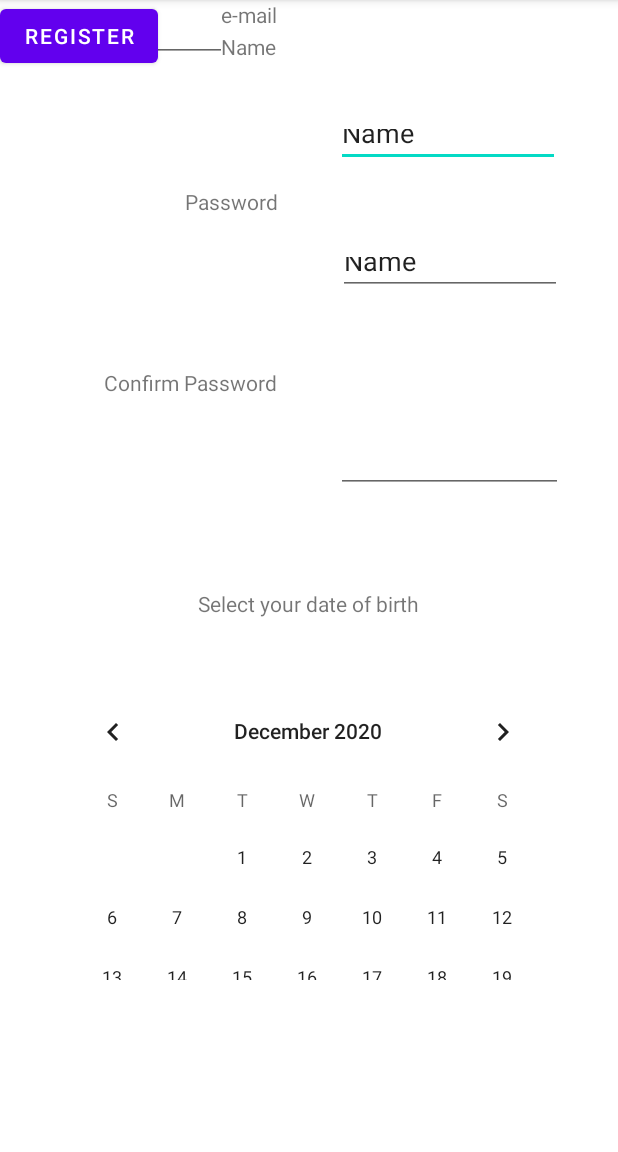
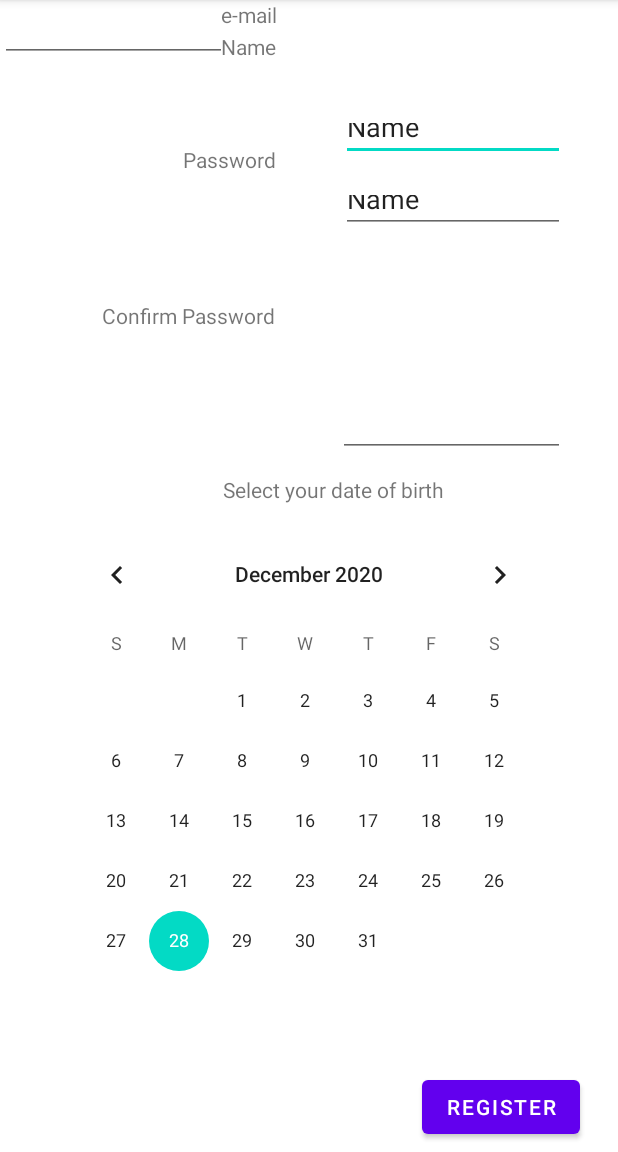
Before and after one commit to flavioafernandes/projeto_cm, an Android app: the fragment Register shown on its own in the app's theme, on a phone screen of 412 x 824 dp, the part 84-1236 px from its top. Run offline under Robolectric (Android 15) with nearby library versions, the phone set to English and light mode, and no system bars.

Commit message:
resolução de conflitos

```diff
--- a/app/src/main/AndroidManifest.xml
+++ b/app/src/main/AndroidManifest.xml
@@ -18,7 +18,7 @@
             </intent-filter>
 
         </activity>
-        <activity android:name=".MainActivity">
+        <activity android:name=".activities.MainActivity">
 
         </activity>
     </application>
--- a/app/src/main/java/com/example/projectcm/SplashScreen.java
+++ b/app/src/main/java/com/example/projectcm/SplashScreen.java
@@ -5,6 +5,8 @@ import androidx.appcompat.app.AppCompatActivity;
 import android.content.Intent;
 import android.os.Bundle;
 import android.os.Handler;
+
+import com.example.projectcm.activities.MainActivity;
 
 public class SplashScreen extends AppCompatActivity {
 
--- a/app/src/main/java/com/example/projectcm/fragments/Register.java
+++ b/app/src/main/java/com/example/projectcm/fragments/Register.java
@@ -69,6 +69,8 @@ public class Register extends Fragment {
                 cv.getDateTextAppearance();
 
                 //guardar na base de dados
+
+                //ir para o login page
             }
         });
         // Inflate the layout for this fragment
--- a/app/src/main/res/layout/fragment_register.xml
+++ b/app/src/main/res/layout/fragment_register.xml
@@ -13,13 +13,13 @@
         android:id="@+id/newName"
         android:layout_width="149dp"
         android:layout_height="35dp"
-        android:layout_marginTop="76dp"
+        android:layout_marginTop="72dp"
         android:ems="10"
         android:inputType="textPersonName"
         android:text="Name"
         app:layout_constraintBottom_toTopOf="@+id/editTextTextPersonName3"
         app:layout_constraintEnd_toEndOf="parent"
-        app:layout_constraintHorizontal_bias="0.512"
+        app:layout_constraintHorizontal_bias="0.551"
         app:layout_constraintStart_toEndOf="@+id/textView4"
         app:layout_constraintTop_toTopOf="parent"
         app:layout_constraintVertical_bias="0.783" />
@@ -41,12 +41,12 @@
         android:id="@+id/confirmNewPassword"
         android:layout_width="151dp"
         android:layout_height="41dp"
-        android:layout_marginBottom="64dp"
+        android:layout_marginBottom="12dp"
         android:ems="10"
         android:inputType="textPassword"
         app:layout_constraintBottom_toTopOf="@+id/textView9"
         app:layout_constraintEnd_toEndOf="parent"
-        app:layout_constraintHorizontal_bias="0.52"
+        app:layout_constraintHorizontal_bias="0.542"
         app:layout_constraintStart_toEndOf="@+id/textView7"
         app:layout_constraintTop_toBottomOf="@+id/editTextTextPersonName3"
         app:layout_constraintVertical_bias="0.592" />
@@ -55,16 +55,14 @@
         android:id="@+id/newEmail"
         android:layout_width="149dp"
         android:layout_height="35dp"
-        android:layout_marginBottom="196dp"
+        android:layout_marginTop="120dp"
         android:ems="10"
         android:inputType="textPersonName"
         android:text="Name"
-        app:layout_constraintBottom_toTopOf="@+id/textView9"
         app:layout_constraintEnd_toEndOf="parent"
-        app:layout_constraintHorizontal_bias="0.519"
+        app:layout_constraintHorizontal_bias="0.545"
         app:layout_constraintStart_toEndOf="@+id/textView5"
-        app:layout_constraintTop_toTopOf="parent"
-        app:layout_constraintVertical_bias="1.0" />
+        app:layout_constraintTop_toTopOf="parent" />
 
     <TextView
         android:id="@+id/textView9"
@@ -73,15 +71,15 @@
         android:text="Select your date of birth"
         app:layout_constraintBottom_toTopOf="@+id/calendarView"
         app:layout_constraintEnd_toEndOf="parent"
-        app:layout_constraintHorizontal_bias="0.501"
+        app:layout_constraintHorizontal_bias="0.563"
         app:layout_constraintStart_toStartOf="parent"
         app:layout_constraintTop_toTopOf="parent"
-        app:layout_constraintVertical_bias="0.903" />
+        app:layout_constraintVertical_bias="0.96" />
 
     <CalendarView
         android:id="@+id/calendarView"
-        android:layout_width="344dp"
-        android:layout_height="199dp"
+        android:layout_width="338dp"
+        android:layout_height="330dp"
         app:layout_constraintBottom_toBottomOf="parent"
         app:layout_constraintEnd_toEndOf="parent"
         app:layout_constraintHorizontal_bias="0.492"
@@ -97,10 +95,10 @@
         android:text="Confirm Password"
         app:layout_constraintBottom_toBottomOf="parent"
         app:layout_constraintEnd_toEndOf="parent"
-        app:layout_constraintHorizontal_bias="0.233"
+        app:layout_constraintHorizontal_bias="0.23"
         app:layout_constraintStart_toStartOf="parent"
         app:layout_constraintTop_toBottomOf="@+id/textView5"
-        app:layout_constraintVertical_bias="0.662" />
+        app:layout_constraintVertical_bias="0.531" />
 
     <TextView
         android:id="@+id/textView8"
@@ -109,10 +107,10 @@
         android:text="Password"
         app:layout_constraintBottom_toTopOf="@+id/textView7"
         app:layout_constraintEnd_toEndOf="parent"
-        app:layout_constraintHorizontal_bias="0.352"
+        app:layout_constraintHorizontal_bias="0.349"
         app:layout_constraintStart_toStartOf="parent"
         app:layout_constraintTop_toBottomOf="@+id/textView5"
-        app:layout_constraintVertical_bias="0.511" />
+        app:layout_constraintVertical_bias="0.477" />
 
     <TextView
         android:id="@+id/textView5"
@@ -122,7 +120,7 @@
         app:layout_constraintEnd_toEndOf="parent"
         app:layout_constraintHorizontal_bias="0.394"
         app:layout_constraintStart_toStartOf="parent"
-        tools:layout_editor_absoluteY="145dp" />
+        tools:layout_editor_absoluteY="136dp" />
 
     <EditText
         android:id="@+id/newpassword"
@@ -130,15 +128,19 @@
         android:layout_height="41dp"
         android:ems="10"
         android:inputType="textPassword"
-        tools:layout_editor_absoluteX="225dp"
-        tools:layout_editor_absoluteY="196dp" />
+        tools:layout_editor_absoluteX="224dp"
+        tools:layout_editor_absoluteY="174dp" />
 
     <Button
         android:id="@+id/confirmRegister"
         android:layout_width="wrap_content"
         android:layout_height="wrap_content"
         android:text="register"
-        tools:layout_editor_absoluteX="283dp"
-        tools:layout_editor_absoluteY="661dp" />
+        app:layout_constraintBottom_toBottomOf="parent"
+        app:layout_constraintEnd_toEndOf="parent"
+        app:layout_constraintHorizontal_bias="0.918"
+        app:layout_constraintStart_toStartOf="parent"
+        app:layout_constraintTop_toBottomOf="@+id/calendarView"
+        app:layout_constraintVertical_bias="0.848" />
 
 </androidx.constraintlayout.widget.ConstraintLayout>
```
Also changed, not shown: app/src/main/java/com/example/projectcm/MainActivity.java (deleted, +0 -23 lines), app/src/main/java/com/example/projectcm/activities/MainActivity.java (added, +33 -0 lines), app/src/main/java/com/example/projectcm/fragments/Login.java (+25 -9 lines), app/src/main/res/layout/activity_main.xml (+6 -4 lines), app/src/main/res/layout/fragment_login.xml (+11 -7 lines).
